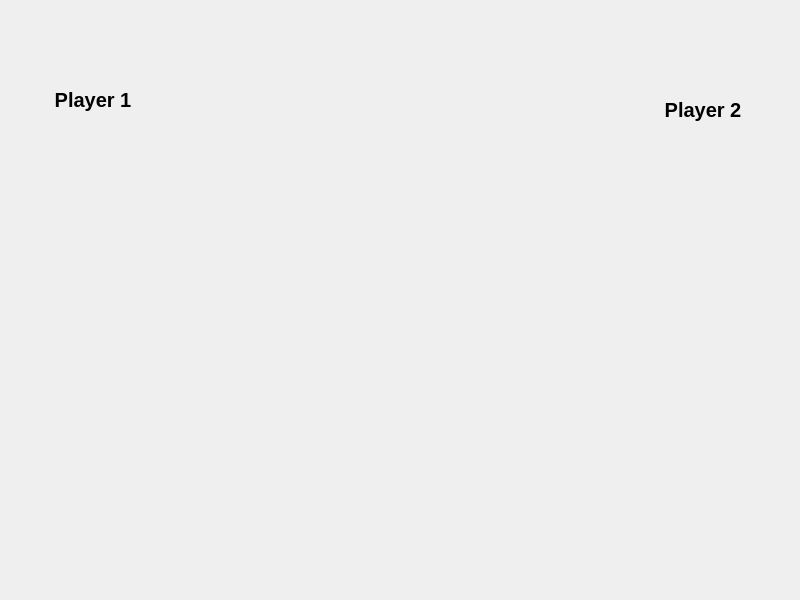
Before: the Qt Designer form playpage.ui in SenuraMalaka/CrossTheGameQT, drawn with Qt 5.
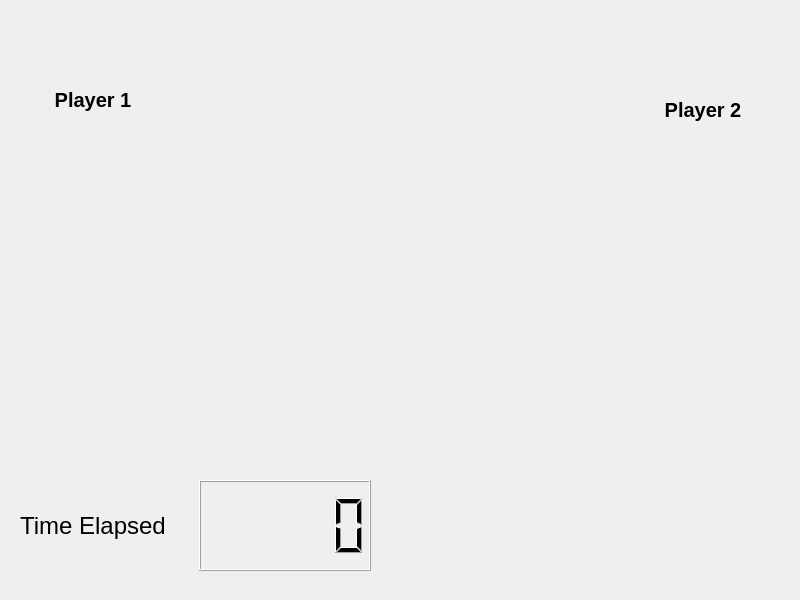
After: the same form once the commit is applied. Icons and pictures are not drawn.

Commit message: completed the timer and the button click restrictions

The edit to the form file:
```diff
--- a/playpage.ui
+++ b/playpage.ui
@@ -249,7 +249,7 @@
     </item>
    </layout>
   </widget>
-  <widget class="QWidget" name="">
+  <widget class="QWidget" name="layoutWidget">
    <property name="geometry">
     <rect>
      <x>10</x>
@@ -297,7 +297,7 @@
     </item>
    </layout>
   </widget>
-  <widget class="QWidget" name="">
+  <widget class="QWidget" name="layoutWidget">
    <property name="geometry">
     <rect>
      <x>620</x>
@@ -345,6 +345,36 @@
     </item>
    </layout>
   </widget>
+  <widget class="QWidget" name="">
+   <property name="geometry">
+    <rect>
+     <x>20</x>
+     <y>480</y>
+     <width>351</width>
+     <height>91</height>
+    </rect>
+   </property>
+   <layout class="QHBoxLayout" name="horizontalLayout_4">
+    <property name="rightMargin">
+     <number>0</number>
+    </property>
+    <item>
+     <widget class="QLabel" name="labelTime">
+      <property name="font">
+       <font>
+        <pointsize>18</pointsize>
+       </font>
+      </property>
+      <property name="text">
+       <string>Time Elapsed</string>
+      </property>
+     </widget>
+    </item>
+    <item>
+     <widget class="QLCDNumber" name="lcdNumberTime"/>
+    </item>
+   </layout>
+  </widget>
  </widget>
  <resources>
   <include location="images.qrc"/>
```
Left out of the diff: 2 changed lines with no effect on the pictures. The commit also changes 5 other files.
